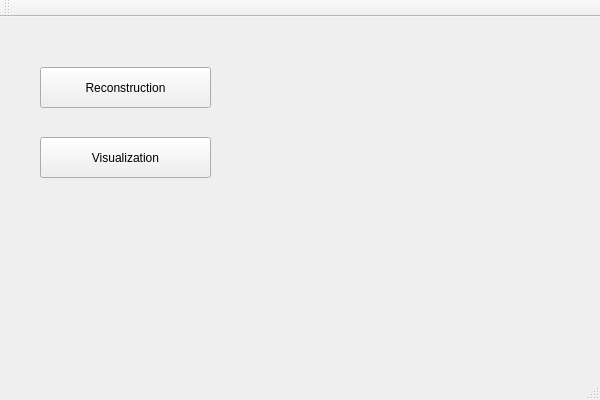
Above: DADM/DADM/dadm.ui from martamycielska/DADM before the change. Below: the same form after it.
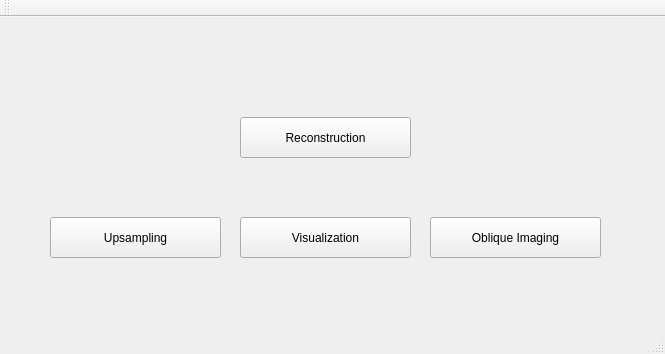
That is the form after the change.

Diff of the .ui file:
```diff
--- a/DADM/DADM/dadm.ui
+++ b/DADM/DADM/dadm.ui
@@ -6,8 +6,8 @@
    <rect>
     <x>0</x>
     <y>0</y>
-    <width>600</width>
-    <height>400</height>
+    <width>665</width>
+    <height>354</height>
    </rect>
   </property>
   <property name="windowTitle">
@@ -17,8 +17,8 @@
    <widget class="QPushButton" name="reconstructionPushButton">
     <property name="geometry">
      <rect>
-      <x>40</x>
-      <y>50</y>
+      <x>240</x>
+      <y>100</y>
       <width>171</width>
       <height>41</height>
      </rect>
@@ -30,8 +30,8 @@
    <widget class="QPushButton" name="visualizationBtn">
     <property name="geometry">
      <rect>
-      <x>40</x>
-      <y>120</y>
+      <x>240</x>
+      <y>200</y>
       <width>171</width>
       <height>41</height>
      </rect>
@@ -40,6 +40,32 @@
      <string>Visualization</string>
     </property>
    </widget>
+   <widget class="QPushButton" name="UpsamplingButton">
+    <property name="geometry">
+     <rect>
+      <x>50</x>
+      <y>200</y>
+      <width>171</width>
+      <height>41</height>
+     </rect>
+    </property>
+    <property name="text">
+     <string>Upsampling</string>
+    </property>
+   </widget>
+   <widget class="QPushButton" name="ObliqueImagingButton">
+    <property name="geometry">
+     <rect>
+      <x>430</x>
+      <y>200</y>
+      <width>171</width>
+      <height>41</height>
+     </rect>
+    </property>
+    <property name="text">
+     <string>Oblique Imaging</string>
+    </property>
+   </widget>
   </widget>
   <widget class="QMenuBar" name="menuBar">
    <property name="geometry">
```
Left out of the diff: 2 changed lines with no effect on the pictures.
